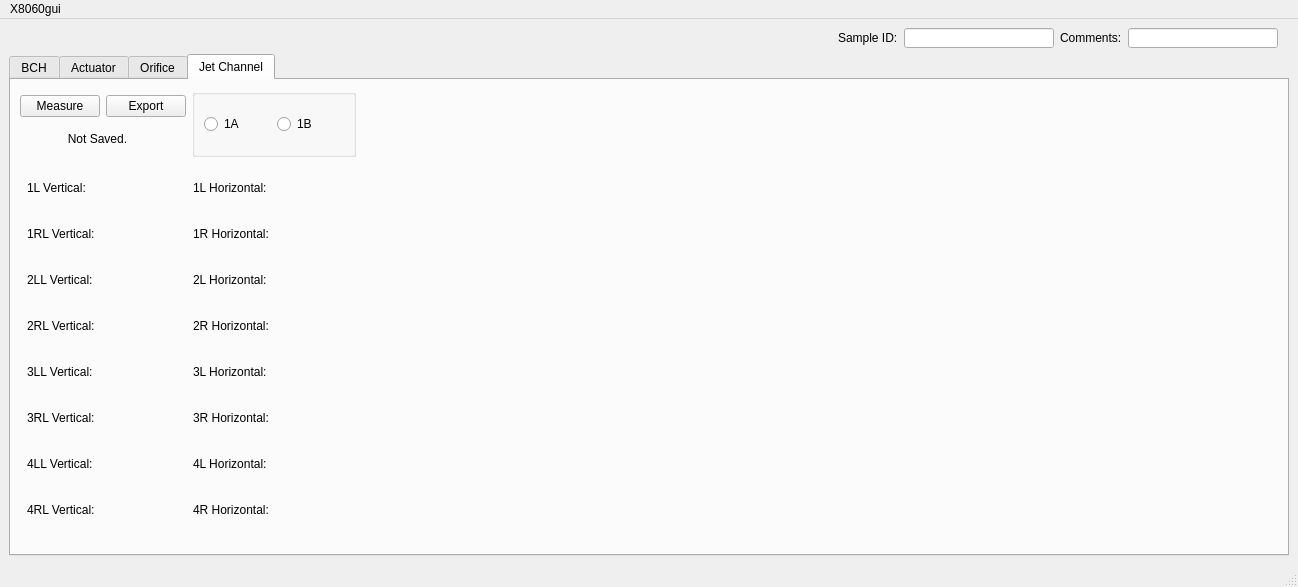
Old version of the form X8060gui.ui in the repository Nicolas-fssw/X8060_gui.
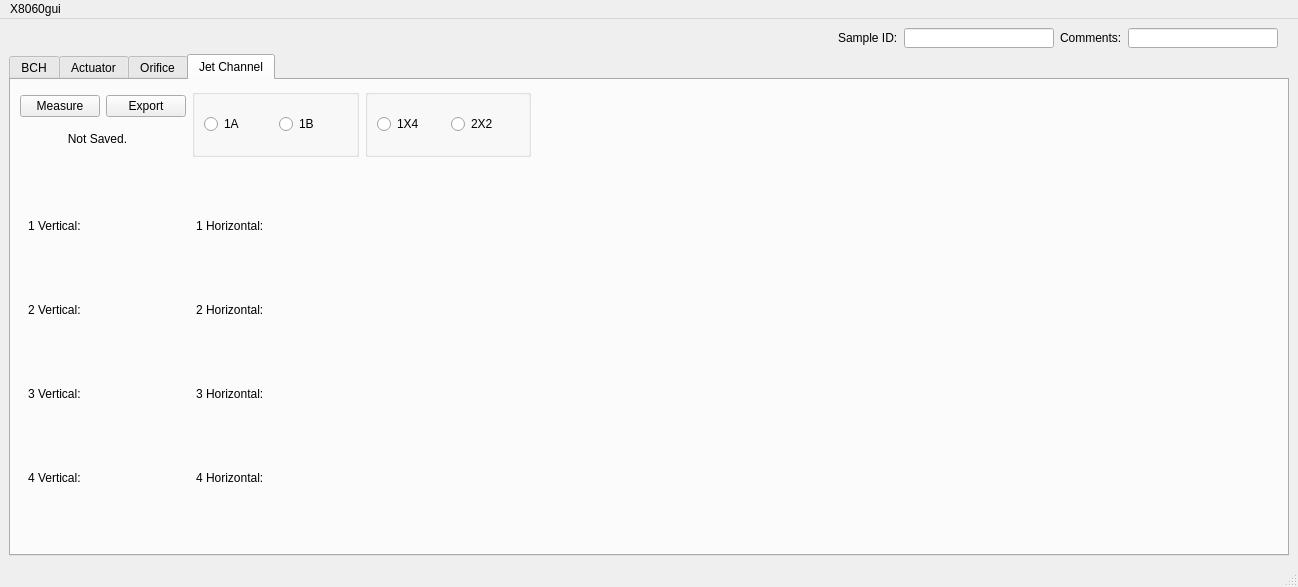
New version of the form. Custom widgets are drawn as their Qt base class.

Commit message: adding python jet channel capability

The edit to the form file:
```diff
--- a/X8060gui.ui
+++ b/X8060gui.ui
@@ -2014,7 +2014,7 @@
        <attribute name="title">
         <string>Jet Channel</string>
        </attribute>
-       <layout class="QGridLayout" name="gridLayout_26">
+       <layout class="QGridLayout" name="gridLayout_28">
         <item row="0" column="0">
          <layout class="QGridLayout" name="gridLayout_22">
           <item row="0" column="0">
@@ -2128,13 +2128,76 @@
          </widget>
         </item>
         <item row="0" column="2">
+         <widget class="QGroupBox" name="groupBox_7">
+          <property name="sizePolicy">
+           <sizepolicy hsizetype="Fixed" vsizetype="Fixed">
+            <horstretch>0</horstretch>
+            <verstretch>0</verstretch>
+           </sizepolicy>
+          </property>
+          <property name="minimumSize">
+           <size>
+            <width>140</width>
+            <height>68</height>
+           </size>
+          </property>
+          <property name="title">
+           <string/>
+          </property>
+          <layout class="QGridLayout" name="gridLayout_26">
+           <item row="0" column="0">
+            <layout class="QGridLayout" name="gridLayout_27">
+             <item row="0" column="0">
+              <widget class="QRadioButton" name="onebyfour_4">
+               <property name="minimumSize">
+                <size>
+                 <width>70</width>
+                 <height>20</height>
+                </size>
+               </property>
+               <property name="text">
+                <string>1X4</string>
+               </property>
+               <property name="checked">
+                <bool>false</bool>
+               </property>
+               <property name="autoExclusive">
+                <bool>true</bool>
+               </property>
+              </widget>
+             </item>
+             <item row="0" column="1">
+              <widget class="QRadioButton" name="twobytwo_4">
+               <property name="minimumSize">
+                <size>
+                 <width>70</width>
+                 <height>20</height>
+                </size>
+               </property>
+               <property name="text">
+                <string>2X2</string>
+               </property>
+               <property name="checked">
+                <bool>false</bool>
+               </property>
+               <property name="autoExclusive">
+                <bool>true</bool>
+               </property>
+              </widget>
+             </item>
+            </layout>
+           </item>
+          </layout>
+         </widget>
+        </item>
+        <item row="0" column="3">
          <spacer name="horizontalSpacer_2">
           <property name="orientation">
            <enum>Qt::Horizontal</enum>
           </property>
           <property name="sizeHint" stdset="0">
            <size>
-            <width>916</width>
+            <width>744</width>
             <height>20</height>
            </size>
           </property>
@@ -2142,234 +2205,6 @@
         </item>
         <item row="1" column="0" colspan="2">
          <layout class="QGridLayout" name="gridLayout_25">
-          <item row="5" column="3">
-           <widget class="QLabel" name="h_3R_4">
-            <property name="sizePolicy">
-             <sizepolicy hsizetype="Fixed" vsizetype="Fixed">
-              <horstretch>0</horstretch>
-              <verstretch>0</verstretch>
-             </sizepolicy>
-            </property>
-            <property name="minimumSize">
-             <size>
-              <width>65</width>
-              <height>30</height>
-             </size>
-            </property>
-            <property name="text">
-             <string/>
-            </property>
-           </widget>
-          </item>
-          <item row="3" column="3">
-           <widget class="QLabel" name="h_2R_4">
-            <property name="sizePolicy">
-             <sizepolicy hsizetype="Fixed" vsizetype="Fixed">
-              <horstretch>0</horstretch>
-              <verstretch>0</verstretch>
-             </sizepolicy>
-            </property>
-            <property name="minimumSize">
-             <size>
-              <width>65</width>
-              <height>30</height>
-             </size>
-            </property>
-            <property name="text">
-             <string/>
-            </property>
-           </widget>
-          </item>
-          <item row="2" column="0">
-           <widget class="QLabel" name="label_23">
-            <property name="sizePolicy">
-             <sizepolicy hsizetype="Fixed" vsizetype="Fixed">
-              <horstretch>0</horstretch>
-              <verstretch>0</verstretch>
-             </sizepolicy>
-            </property>
-            <property name="minimumSize">
-             <size>
-              <width>75</width>
-              <height>30</height>
-             </size>
-            </property>
-            <property name="text">
-             <string>2LL Vertical:</string>
-            </property>
-           </widget>
-          </item>
-          <item row="1" column="3">
-           <widget class="QLabel" name="h_1R_4">
-            <property name="sizePolicy">
-             <sizepolicy hsizetype="Fixed" vsizetype="Fixed">
-              <horstretch>0</horstretch>
-              <verstretch>0</verstretch>
-             </sizepolicy>
-            </property>
-            <property name="minimumSize">
-             <size>
-              <width>65</width>
-              <height>30</height>
-             </size>
-            </property>
-            <property name="text">
-             <string/>
-            </property>
-           </widget>
-          </item>
-          <item row="1" column="1">
-           <widget class="QLabel" name="v_1R_4">
-            <property name="sizePolicy">
-             <sizepolicy hsizetype="Fixed" vsizetype="Fixed">
-              <horstretch>0</horstretch>
-              <verstretch>0</verstretch>
-             </sizepolicy>
-            </property>
-            <property name="minimumSize">
-             <size>
-              <width>65</width>
-              <height>30</height>
-             </size>
-            </property>
-            <property name="text">
-             <string/>
-            </property>
-           </widget>
-          </item>
-          <item row="6" column="0">
-           <widget class="QLabel" name="label_24">
-            <property name="sizePolicy">
-             <sizepolicy hsizetype="Fixed" vsizetype="Fixed">
-              <horstretch>0</horstretch>
-              <verstretch>0</verstretch>
-             </sizepolicy>
-            </property>
-            <property name="minimumSize">
-             <size>
-              <width>75</width>
-              <height>30</height>
-             </size>
-            </property>
-            <property name="text">
-             <string>4LL Vertical:</string>
-            </property>
-           </widget>
-          </item>
-          <item row="5" column="1">
-           <widget class="QLabel" name="v_3R_4">
-            <property name="sizePolicy">
-             <sizepolicy hsizetype="Fixed" vsizetype="Fixed">
-              <horstretch>0</horstretch>
-              <verstretch>0</verstretch>
-             </sizepolicy>
-            </property>
-            <property name="minimumSize">
-             <size>
-              <width>65</width>
-              <height>30</height>
-             </size>
-            </property>
-            <property name="text">
-             <string/>
-            </property>
-           </widget>
-          </item>
-          <item row="3" column="1">
-           <widget class="QLabel" name="v_2R_4">
-            <property name="sizePolicy">
-             <sizepolicy hsizetype="Fixed" vsizetype="Fixed">
-              <horstretch>0</horstretch>
-              <verstretch>0</verstretch>
-             </sizepolicy>
-            </property>
-            <property name="minimumSize">
-             <size>
-              <width>65</width>
-              <height>30</height>
-             </size>
-            </property>
-            <property name="text">
-             <string/>
-            </property>
-           </widget>
-          </item>
-          <item row="0" column="3">
-           <widget class="QLabel" name="h_1L_4">
-            <property name="sizePolicy">
-             <sizepolicy hsizetype="Fixed" vsizetype="Fixed">
-              <horstretch>0</horstretch>
-              <verstretch>0</verstretch>
-             </sizepolicy>
-            </property>
-            <property name="minimumSize">
-             <size>
-              <width>65</width>
-              <height>30</height>
-             </size>
-            </property>
-            <property name="text">
-             <string/>
-            </property>
-           </widget>
-          </item>
-          <item row="4" column="3">
-           <widget class="QLabel" name="h_3L_4">
-            <property name="sizePolicy">
-             <sizepolicy hsizetype="Fixed" vsizetype="Fixed">
-              <horstretch>0</horstretch>
-              <verstretch>0</verstretch>
-             </sizepolicy>
-            </property>
-            <property name="minimumSize">
-             <size>
-              <width>65</width>
-              <height>30</height>
-             </size>
-            </property>
-            <property name="text">
-             <string/>
-            </property>
-           </widget>
-          </item>
-          <item row="2" column="2">
-           <widget class="QLabel" name="label_25">
-            <property name="sizePolicy">
-             <sizepolicy hsizetype="Fixed" vsizetype="Fixed">
-              <horstretch>0</horstretch>
-              <verstretch>0</verstretch>
-             </sizepolicy>
-            </property>
-            <property name="minimumSize">
-             <size>
-              <width>75</width>
-              <height>30</height>
-             </size>
-            </property>
-            <property name="text">
-             <string>2L Horizontal:</string>
-            </property>
-           </widget>
-          </item>
-          <item row="1" column="0">
-           <widget class="QLabel" name="label_26">
-            <property name="sizePolicy">
-             <sizepolicy hsizetype="Fixed" vsizetype="Fixed">
-              <horstretch>0</horstretch>
-              <verstretch>0</verstretch>
-             </sizepolicy>
-            </property>
-            <property name="minimumSize">
-             <size>
-              <width>75</width>
-              <height>30</height>
-             </size>
-            </property>
-            <property name="text">
-             <string>1RL Vertical:</string>
-            </property>
-           </widget>
-          </item>
           <item row="0" column="0">
            <widget class="QLabel" name="label_27">
             <property name="sizePolicy">
@@ -2385,12 +2220,12 @@
              </size>
             </property>
             <property name="text">
-             <string>1L Vertical:</string>
+             <string>1 Vertical:</string>
             </property>
            </widget>
           </item>
-          <item row="3" column="0">
-           <widget class="QLabel" name="label_28">
+          <item row="0" column="1">
+           <widget class="QLabel" name="v_1_4">
             <property name="sizePolicy">
              <sizepolicy hsizetype="Fixed" vsizetype="Fixed">
               <horstretch>0</horstretch>
@@ -2399,12 +2234,12 @@
             </property>
             <property name="minimumSize">
              <size>
-              <width>75</width>
+              <width>65</width>
               <height>30</height>
              </size>
             </property>
             <property name="text">
-             <string>2RL Vertical:</string>
+             <string/>
             </property>
            </widget>
           </item>
@@ -2423,12 +2258,50 @@
              </size>
             </property>
             <property name="text">
-             <string>1L Horizontal:</string>
+             <string>1 Horizontal:</string>
             </property>
            </widget>
           </item>
-          <item row="2" column="1">
-           <widget class="QLabel" name="v_2L_4">
+          <item row="0" column="3">
+           <widget class="QLabel" name="h_1_4">
+            <property name="sizePolicy">
+             <sizepolicy hsizetype="Fixed" vsizetype="Fixed">
+              <horstretch>0</horstretch>
+              <verstretch>0</verstretch>
+             </sizepolicy>
+            </property>
+            <property name="minimumSize">
+             <size>
+              <width>65</width>
+              <height>30</height>
+             </size>
+            </property>
+            <property name="text">
+             <string/>
+            </property>
+           </widget>
+          </item>
+          <item row="1" column="0">
+           <widget class="QLabel" name="label_23">
+            <property name="sizePolicy">
+             <sizepolicy hsizetype="Fixed" vsizetype="Fixed">
+              <horstretch>0</horstretch>
+              <verstretch>0</verstretch>
+             </sizepolicy>
+            </property>
+            <property name="minimumSize">
+             <size>
+              <width>75</width>
+              <height>30</height>
+             </size>
+            </property>
+            <property name="text">
+             <string>2 Vertical:</string>
+            </property>
+           </widget>
+          </item>
+          <item row="1" column="1">
+           <widget class="QLabel" name="v_2_4">
             <property name="sizePolicy">
              <sizepolicy hsizetype="Fixed" vsizetype="Fixed">
               <horstretch>0</horstretch>
@@ -2447,7 +2320,7 @@
            </widget>
           </item>
           <item row="1" column="2">
-           <widget class="QLabel" name="label_30">
+           <widget class="QLabel" name="label_25">
             <property name="sizePolicy">
              <sizepolicy hsizetype="Fixed" vsizetype="Fixed">
               <horstretch>0</horstretch>
@@ -2461,12 +2334,12 @@
              </size>
             </property>
             <property name="text">
-             <string>1R Horizontal:</string>
+             <string>2 Horizontal:</string>
             </property>
            </widget>
           </item>
-          <item row="4" column="1">
-           <widget class="QLabel" name="v_3L_4">
+          <item row="1" column="3">
+           <widget class="QLabel" name="h_2_4">
             <property name="sizePolicy">
              <sizepolicy hsizetype="Fixed" vsizetype="Fixed">
               <horstretch>0</horstretch>
@@ -2484,8 +2357,8 @@
             </property>
            </widget>
           </item>
-          <item row="5" column="0">
-           <widget class="QLabel" name="label_31">
+          <item row="2" column="0">
+           <widget class="QLabel" name="label_36">
             <property name="sizePolicy">
              <sizepolicy hsizetype="Fixed" vsizetype="Fixed">
               <horstretch>0</horstretch>
@@ -2499,12 +2372,12 @@
              </size>
             </property>
             <property name="text">
-             <string>3RL Vertical:</string>
+             <string>3 Vertical:</string>
             </property>
            </widget>
           </item>
-          <item row="6" column="2">
-           <widget class="QLabel" name="label_32">
+          <item row="2" column="1">
+           <widget class="QLabel" name="v_3_4">
             <property name="sizePolicy">
              <sizepolicy hsizetype="Fixed" vsizetype="Fixed">
               <horstretch>0</horstretch>
@@ -2513,25 +2386,6 @@
             </property>
             <property name="minimumSize">
              <size>
-              <width>75</width>
-              <height>30</height>
-             </size>
-            </property>
-            <property name="text">
-             <string>4L Horizontal:</string>
-            </property>
-           </widget>
-          </item>
-          <item row="0" column="1">
-           <widget class="QLabel" name="v_1L_4">
-            <property name="sizePolicy">
-             <sizepolicy hsizetype="Fixed" vsizetype="Fixed">
-              <horstretch>0</horstretch>
-              <verstretch>0</verstretch>
-             </sizepolicy>
-            </property>
-            <property name="minimumSize">
-             <size>
               <width>65</width>
               <height>30</height>
              </size>
@@ -2541,26 +2395,7 @@
             </property>
            </widget>
           </item>
-          <item row="5" column="2">
-           <widget class="QLabel" name="label_33">
-            <property name="sizePolicy">
-             <sizepolicy hsizetype="Fixed" vsizetype="Fixed">
-              <horstretch>0</horstretch>
-              <verstretch>0</verstretch>
-             </sizepolicy>
-            </property>
-            <property name="minimumSize">
-             <size>
-              <width>75</width>
-              <height>30</height>
-             </size>
-            </property>
-            <property name="text">
-             <string>3R Horizontal:</string>
-            </property>
-           </widget>
-          </item>
-          <item row="4" column="2">
+          <item row="2" column="2">
            <widget class="QLabel" name="label_34">
             <property name="sizePolicy">
              <sizepolicy hsizetype="Fixed" vsizetype="Fixed">
@@ -2575,12 +2410,50 @@
              </size>
             </property>
             <property name="text">
-             <string>3L Horizontal:</string>
+             <string>3 Horizontal:</string>
             </property>
            </widget>
           </item>
           <item row="2" column="3">
-           <widget class="QLabel" name="h_2L_4">
+           <widget class="QLabel" name="h_3_4">
+            <property name="sizePolicy">
+             <sizepolicy hsizetype="Fixed" vsizetype="Fixed">
+              <horstretch>0</horstretch>
+              <verstretch>0</verstretch>
+             </sizepolicy>
+            </property>
+            <property name="minimumSize">
+             <size>
+              <width>65</width>
+              <height>30</height>
+             </size>
+            </property>
+            <property name="text">
+             <string/>
+            </property>
+           </widget>
+          </item>
+          <item row="3" column="0">
+           <widget class="QLabel" name="label_24">
+            <property name="sizePolicy">
+             <sizepolicy hsizetype="Fixed" vsizetype="Fixed">
+              <horstretch>0</horstretch>
+              <verstretch>0</verstretch>
+             </sizepolicy>
+            </property>
+            <property name="minimumSize">
+             <size>
+              <width>75</width>
+              <height>30</height>
+             </size>
+            </property>
+            <property name="text">
+             <string>4 Vertical:</string>
+            </property>
+           </widget>
+          </item>
+          <item row="3" column="1">
+           <widget class="QLabel" name="v_4_4">
             <property name="sizePolicy">
              <sizepolicy hsizetype="Fixed" vsizetype="Fixed">
               <horstretch>0</horstretch>
@@ -2599,7 +2472,7 @@
            </widget>
           </item>
           <item row="3" column="2">
-           <widget class="QLabel" name="label_35">
+           <widget class="QLabel" name="label_32">
             <property name="sizePolicy">
              <sizepolicy hsizetype="Fixed" vsizetype="Fixed">
               <horstretch>0</horstretch>
@@ -2613,126 +2486,12 @@
              </size>
             </property>
             <property name="text">
-             <string>2R Horizontal:</string>
+             <string>4 Horizontal:</string>
             </property>
            </widget>
           </item>
-          <item row="4" column="0">
-           <widget class="QLabel" name="label_36">
-            <property name="sizePolicy">
-             <sizepolicy hsizetype="Fixed" vsizetype="Fixed">
-              <horstretch>0</horstretch>
-              <verstretch>0</verstretch>
-             </sizepolicy>
-            </property>
-            <property name="minimumSize">
-             <size>
-              <width>75</width>
-              <height>30</height>
-             </size>
-            </property>
-            <property name="text">
-             <string>3LL Vertical:</string>
-            </property>
-           </widget>
-          </item>
-          <item row="7" column="0">
-           <widget class="QLabel" name="label_37">
-            <property name="sizePolicy">
-             <sizepolicy hsizetype="Fixed" vsizetype="Fixed">
-              <horstretch>0</horstretch>
-              <verstretch>0</verstretch>
-             </sizepolicy>
-            </property>
-            <property name="minimumSize">
-             <size>
-              <width>75</width>
-              <height>30</height>
-             </size>
-            </property>
-            <property name="text">
-             <string>4RL Vertical:</string>
-            </property>
-           </widget>
-          </item>
-          <item row="7" column="2">
-           <widget class="QLabel" name="label_38">
-            <property name="sizePolicy">
-             <sizepolicy hsizetype="Fixed" vsizetype="Fixed">
-              <horstretch>0</horstretch>
-              <verstretch>0</verstretch>
-             </sizepolicy>
-            </property>
-            <property name="minimumSize">
-             <size>
-              <width>75</width>
-              <height>30</height>
-             </size>
-            </property>
-            <property name="text">
-             <string>4R Horizontal:</string>
-            </property>
-           </widget>
-          </item>
-          <item row="6" column="1">
-           <widget class="QLabel" name="v_4L_4">
-            <property name="sizePolicy">
-             <sizepolicy hsizetype="Fixed" vsizetype="Fixed">
-              <horstretch>0</horstretch>
-              <verstretch>0</verstretch>
-             </sizepolicy>
-            </property>
-            <property name="minimumSize">
-             <size>
-              <width>65</width>
-              <height>30</height>
-             </size>
-            </property>
-            <property name="text">
-             <string/>
-            </property>
-           </widget>
-          </item>
-          <item row="6" column="3">
-           <widget class="QLabel" name="h_4L_4">
-            <property name="sizePolicy">
-             <sizepolicy hsizetype="Fixed" vsizetype="Fixed">
-              <horstretch>0</horstretch>
-              <verstretch>0</verstretch>
-             </sizepolicy>
-            </property>
-            <property name="minimumSize">
-             <size>
-              <width>65</width>
-              <height>30</height>
-             </size>
-            </property>
-            <property name="text">
-             <string/>
-            </property>
-           </widget>
-          </item>
-          <item row="7" column="1">
-           <widget class="QLabel" name="v_4R_4">
-            <property name="sizePolicy">
-             <sizepolicy hsizetype="Fixed" vsizetype="Fixed">
-              <horstretch>0</horstretch>
-              <verstretch>0</verstretch>
-             </sizepolicy>
-            </property>
-            <property name="minimumSize">
-             <size>
-              <width>65</width>
-              <height>30</height>
-             </size>
-            </property>
-            <property name="text">
-             <string/>
-            </property>
-           </widget>
-          </item>
-          <item row="7" column="3">
-           <widget class="QLabel" name="h_4R_4">
+          <item row="3" column="3">
+           <widget class="QLabel" name="h_4_4">
             <property name="sizePolicy">
              <sizepolicy hsizetype="Fixed" vsizetype="Fixed">
               <horstretch>0</horstretch>
@@ -2759,7 +2518,7 @@
           </property>
           <property name="sizeHint" stdset="0">
            <size>
-            <width>922</width>
+            <width>917</width>
             <height>380</height>
            </size>
           </property>
```
The commit also changes 2 other files.
